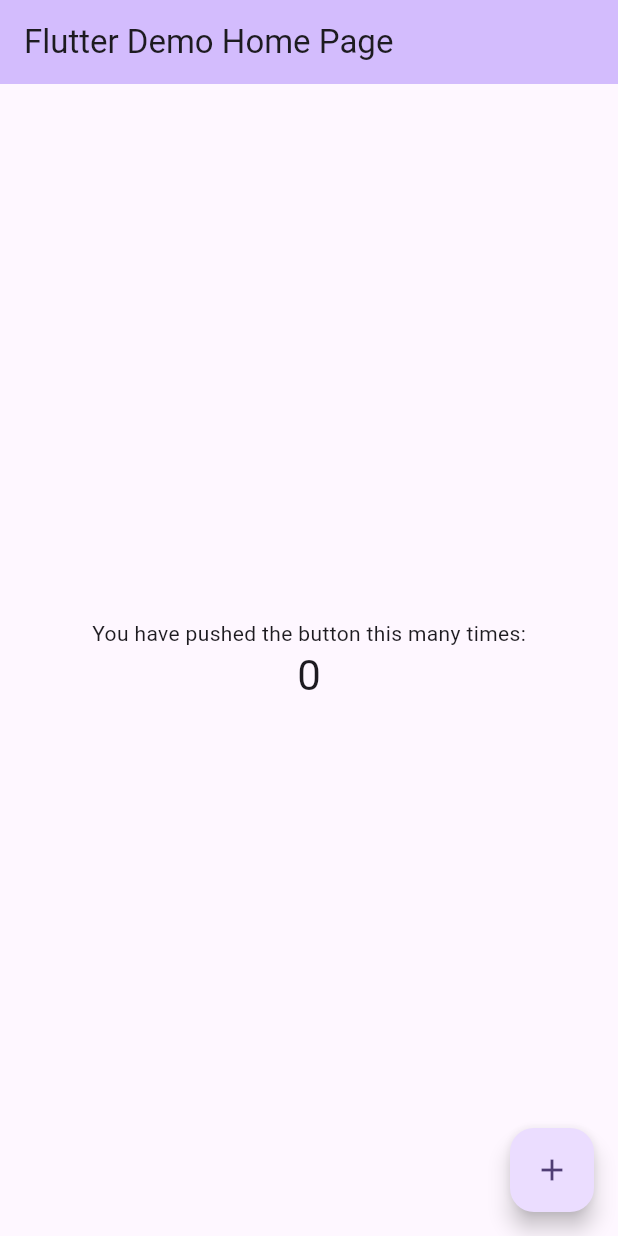
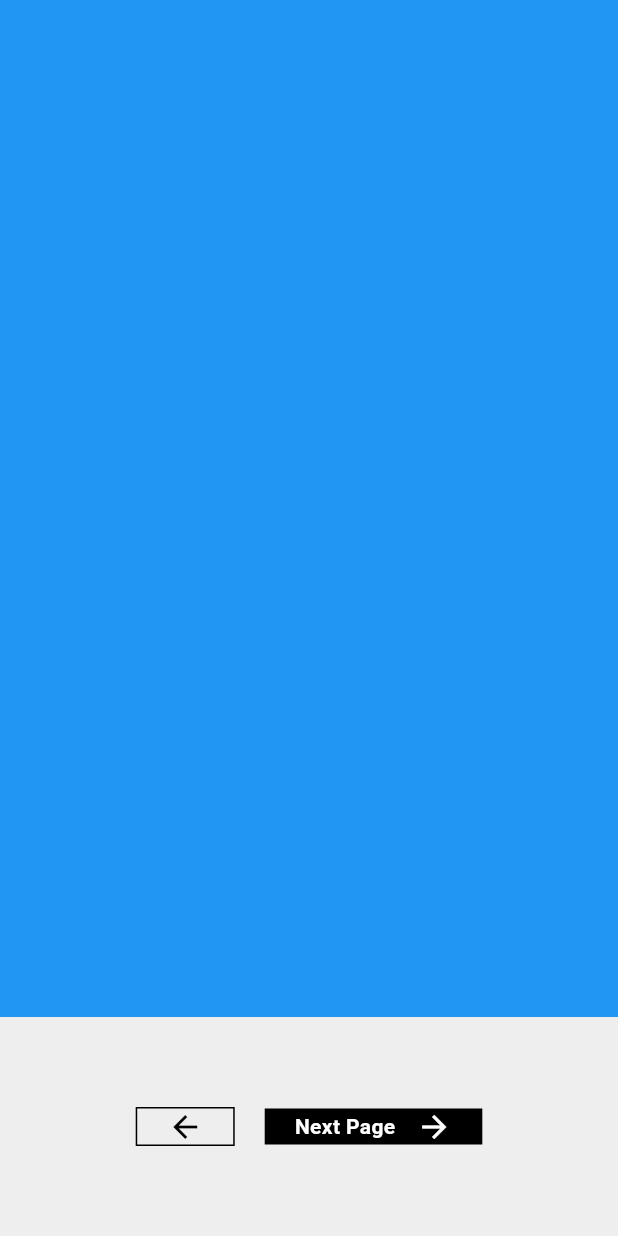
Before and after one commit to DeveloperLaravel/api_clinside_flutter, a Flutter app: the screen it shows after launch, on a phone screen of 412 x 824 dp. Run offline on Flutter 3.47's test engine with Material 3 defaults, Android fonts, the phone set to English and light mode, and no system bars.

Commit message:
project_packge

```diff
--- a/lib/main.dart
+++ b/lib/main.dart
@@ -1,3 +1,4 @@
+import 'package:api_clinside_php/root.dart';
 import 'package:flutter/material.dart';
 
 void main() {
@@ -15,53 +16,7 @@ class MyApp extends StatelessWidget {
       theme: ThemeData(
         colorScheme: ColorScheme.fromSeed(seedColor: Colors.deepPurple),
       ),
-      home: const MyHomePage(title: 'Flutter Demo Home Page'),
+      home: const Root(),
     );
   }
 }
-
-class MyHomePage extends StatefulWidget {
-  const MyHomePage({super.key, required this.title});
-  final String title;
-  @override
-  State<MyHomePage> createState() => _MyHomePageState();
-}
-
-class _MyHomePageState extends State<MyHomePage> {
-  int _counter = 0;
-  void _incrementCounter() {
-    setState(() {
-      _counter++;
-    });
-  }
-
-  @override
-  Widget build(BuildContext context) {
-    return Scaffold(
-      appBar: AppBar(
-        backgroundColor: Theme.of(context).colorScheme.inversePrimary,
-        // Here we take the value from the MyHomePage object that was created by
-        // the App.build method, and use it to set our appbar title.
-        title: Text(widget.title),
-      ),
-      body: Center(
-        child: Column(
-          mainAxisAlignment: MainAxisAlignment.center,
-          children: <Widget>[
-            const Text('You have pushed the button this many times:'),
-            Text(
-              '$_counter',
-              style: Theme.of(context).textTheme.headlineMedium,
-            ),
-          ],
-        ),
-      ),
-      floatingActionButton: FloatingActionButton(
-        onPressed: _incrementCounter,
-        tooltip: 'Increment',
-        child: const Icon(Icons.add),
-      ), // This trailing comma makes auto-formatting nicer for build methods.
-    );
-  }
-}
-//
--- /dev/null
+++ b/lib/root.dart
@@ -0,0 +1,79 @@
+import 'package:api_clinside_php/screens/muitl_selection.dart';
+import 'package:api_clinside_php/screens/multi_image.dart';
+import 'package:api_clinside_php/screens/toggle_selection.dart';
+import 'package:flutter/material.dart';
+
+class Root extends StatefulWidget {
+  const Root({super.key});
+
+  @override
+  State<Root> createState() => _RootState();
+}
+
+class _RootState extends State<Root> {
+  int selectedIndex = 0;
+  final PageController controllen = PageController();
+  List<Widget> screens = [ToggleSelection(), MultiImage(), MuitlSelection()];
+  @override
+  Widget build(BuildContext context) {
+    return Scaffold(
+      backgroundColor: Colors.grey.shade200,
+      body: PageView(
+        controller: controllen,
+        children: screens,
+        onPageChanged: (v) {
+          setState(() {
+            selectedIndex = v;
+          });
+        },
+      ),
+      bottomNavigationBar: Padding(
+        padding: EdgeInsetsGeometry.symmetric(horizontal: 20, vertical: 60),
+        child: Row(
+          mainAxisAlignment: MainAxisAlignment.center,
+          children: [
+            Row(
+              children: [
+                GestureDetector(
+                  onTap: () {
+                    controllen.jumpToPage(selectedIndex--);
+                  },
+                  child: Container(
+                    padding: EdgeInsets.symmetric(horizontal: 20),
+                    decoration: BoxDecoration(
+                      border: Border.all(color: Colors.black),
+                    ),
+                    child: Icon(Icons.arrow_back_outlined, color: Colors.black),
+                  ),
+                ),
+                SizedBox(width: 20),
+                GestureDetector(
+                  onTap: () {
+                    controllen.jumpToPage(selectedIndex++);
+                  },
+                  child: Container(
+                    padding: EdgeInsets.symmetric(horizontal: 20),
+                    decoration: BoxDecoration(color: Colors.black),
+                    child: Row(
+                      children: [
+                        Text(
+                          'Next Page',
+                          style: TextStyle(
+                            color: Colors.white,
+                            fontWeight: FontWeight.w700,
+                          ),
+                        ),
+                        SizedBox(width: 14),
+                        Icon(Icons.arrow_forward, color: Colors.white),
+                      ],
+                    ),
+                  ),
+                ),
+              ],
+            ),
+          ],
+        ),
+      ),
+    );
+  }
+}
--- /dev/null
+++ b/lib/screens/muitl_selection.dart
@@ -0,0 +1,10 @@
+import 'package:flutter/material.dart';
+
+class MuitlSelection extends StatelessWidget {
+  const MuitlSelection({super.key});
+
+  @override
+  Widget build(BuildContext context) {
+    return Scaffold(backgroundColor: Colors.grey.shade900);
+  }
+}
--- /dev/null
+++ b/lib/screens/multi_image.dart
@@ -0,0 +1,10 @@
+import 'package:flutter/material.dart';
+
+class MultiImage extends StatelessWidget {
+  const MultiImage({super.key});
+
+  @override
+  Widget build(BuildContext context) {
+    return const Scaffold(backgroundColor: Colors.green);
+  }
+}
--- /dev/null
+++ b/lib/screens/toggle_selection.dart
@@ -0,0 +1,10 @@
+import 'package:flutter/material.dart';
+
+class ToggleSelection extends StatelessWidget {
+  const ToggleSelection({super.key});
+
+  @override
+  Widget build(BuildContext context) {
+    return const Scaffold(backgroundColor: Colors.blue);
+  }
+}
--- a/pubspec.yaml
+++ b/pubspec.yaml
@@ -31,7 +31,6 @@ dependencies:
   cupertino_icons: ^1.0.8
   flutter:
     sdk: flutter
-  log: ^0.0.6
 
 dev_dependencies:
 
```
